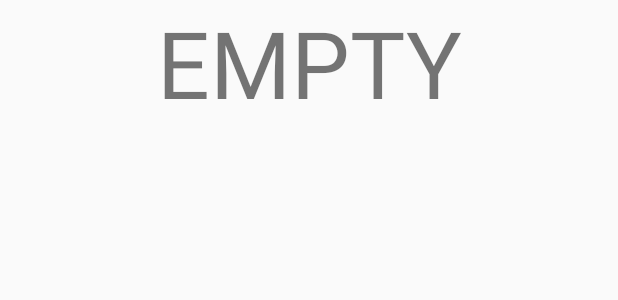
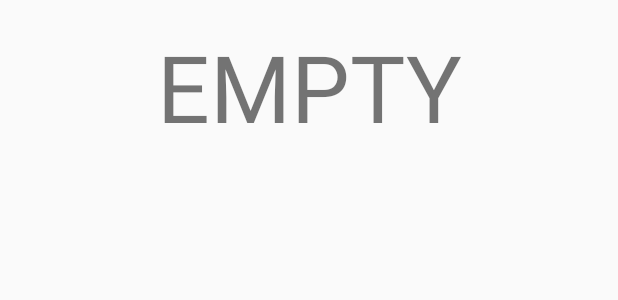
Before and after one commit to MartinALund/AndroidTemplate, an Android app: the layout fragment_three.xml on its own in the app's theme, with its tools: preview values and no code run, on a phone screen of 412 x 824 dp. Shown: the top 300 px of the screen. Run offline under Robolectric (Android 15) with nearby library versions, the phone set to English and light mode, and no system bars.

Commit message:
Added dimens values - Page padding

```diff
--- a/app/src/main/res/layout/fragment_one.xml
+++ b/app/src/main/res/layout/fragment_one.xml
@@ -1,7 +1,8 @@
 <?xml version="1.0" encoding="utf-8"?>
 <RelativeLayout
     xmlns:android="http://schemas.android.com/apk/res/android" android:layout_width="match_parent"
-    android:layout_height="match_parent">
+    android:layout_height="match_parent"
+    android:padding="@dimen/page_padding">
 
 
     <TextView
--- a/app/src/main/res/layout/fragment_three.xml
+++ b/app/src/main/res/layout/fragment_three.xml
@@ -1,7 +1,8 @@
 <?xml version="1.0" encoding="utf-8"?>
 <RelativeLayout
     xmlns:android="http://schemas.android.com/apk/res/android" android:layout_width="match_parent"
-    android:layout_height="match_parent">
+    android:layout_height="match_parent"
+    android:padding="@dimen/page_padding">
 
     <TextView
         android:layout_width="match_parent"
--- a/app/src/main/res/layout/fragment_two.xml
+++ b/app/src/main/res/layout/fragment_two.xml
@@ -1,7 +1,8 @@
 <?xml version="1.0" encoding="utf-8"?>
 <RelativeLayout
     xmlns:android="http://schemas.android.com/apk/res/android" android:layout_width="match_parent"
-    android:layout_height="match_parent">
+    android:layout_height="match_parent"
+    android:padding="@dimen/page_padding">
 
     <TextView
         android:id="@+id/tv_hello_second"
--- /dev/null
+++ b/app/src/main/res/values/dimens.xml
@@ -0,0 +1,4 @@
+<?xml version="1.0" encoding="utf-8"?>
+<resources>
+    <dimen name="page_padding">16dp</dimen>
+</resources>
```
